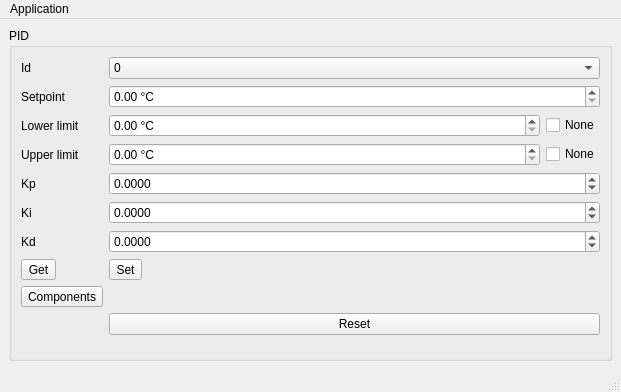
Qt form ControlPanel.ui (BenediktBurger/temperature-controller) before a commit.
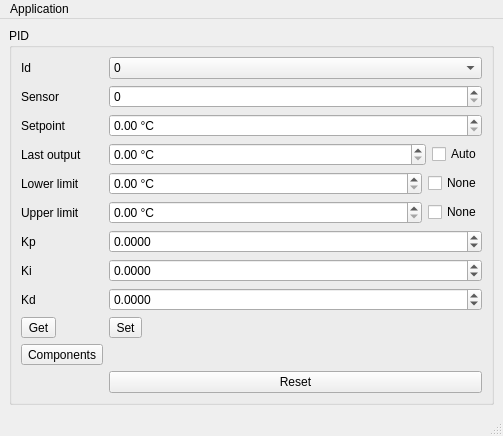
The same form after that commit.

Commit message: Control Panel expanded offering all settings of the pid controller.

Patch:
```diff
--- a/ControlPanel.ui
+++ b/ControlPanel.ui
@@ -6,8 +6,8 @@
    <rect>
     <x>0</x>
     <y>0</y>
-    <width>621</width>
-    <height>392</height>
+    <width>503</width>
+    <height>429</height>
    </rect>
   </property>
   <property name="windowTitle">
@@ -43,13 +43,23 @@
         </widget>
        </item>
        <item row="1" column="0">
+        <widget class="QLabel" name="label_8">
+         <property name="text">
+          <string>Sensor</string>
+         </property>
+        </widget>
+       </item>
+       <item row="1" column="1">
+        <widget class="QSpinBox" name="sbSensor"/>
+       </item>
+       <item row="2" column="0">
         <widget class="QLabel" name="label_5">
          <property name="text">
           <string>Setpoint</string>
          </property>
         </widget>
        </item>
-       <item row="1" column="1">
+       <item row="2" column="1">
         <widget class="QDoubleSpinBox" name="sbSetpoint">
          <property name="suffix">
           <string> °C</string>
@@ -59,14 +69,14 @@
          </property>
         </widget>
        </item>
-       <item row="2" column="0">
+       <item row="5" column="0">
         <widget class="QLabel" name="label_6">
          <property name="text">
           <string>Lower limit</string>
          </property>
         </widget>
        </item>
-       <item row="2" column="1">
+       <item row="5" column="1">
         <widget class="QWidget" name="widget" native="true">
          <layout class="QHBoxLayout" name="horizontalLayout" stretch="1,0">
           <property name="leftMargin">
@@ -98,14 +108,14 @@
          </layout>
         </widget>
        </item>
-       <item row="3" column="0">
+       <item row="6" column="0">
         <widget class="QLabel" name="label_7">
          <property name="text">
           <string>Upper limit</string>
          </property>
         </widget>
        </item>
-       <item row="3" column="1">
+       <item row="6" column="1">
         <widget class="QWidget" name="widget_2" native="true">
          <layout class="QHBoxLayout" name="horizontalLayout_2" stretch="1,0">
           <property name="leftMargin">
@@ -137,14 +147,14 @@
          </layout>
         </widget>
        </item>
-       <item row="4" column="0">
+       <item row="7" column="0">
         <widget class="QLabel" name="label">
          <property name="text">
           <string>Kp</string>
          </property>
         </widget>
        </item>
-       <item row="4" column="1">
+       <item row="7" column="1">
         <widget class="QDoubleSpinBox" name="sbKp">
          <property name="decimals">
           <number>4</number>
@@ -160,14 +170,14 @@
          </property>
         </widget>
        </item>
-       <item row="5" column="0">
+       <item row="8" column="0">
         <widget class="QLabel" name="label_2">
          <property name="text">
           <string>Ki</string>
          </property>
         </widget>
        </item>
-       <item row="5" column="1">
+       <item row="8" column="1">
         <widget class="QDoubleSpinBox" name="sbKi">
          <property name="decimals">
           <number>4</number>
@@ -183,14 +193,14 @@
          </property>
         </widget>
        </item>
-       <item row="6" column="0">
+       <item row="9" column="0">
         <widget class="QLabel" name="label_3">
          <property name="text">
           <string>Kd</string>
          </property>
         </widget>
        </item>
-       <item row="6" column="1">
+       <item row="9" column="1">
         <widget class="QDoubleSpinBox" name="sbKd">
          <property name="decimals">
           <number>4</number>
@@ -206,41 +216,83 @@
          </property>
         </widget>
        </item>
-       <item row="7" column="0">
+       <item row="13" column="0">
         <widget class="QToolButton" name="pbGet">
          <property name="text">
           <string>Get</string>
          </property>
         </widget>
        </item>
-       <item row="7" column="1">
+       <item row="13" column="1">
         <widget class="QToolButton" name="pbSet">
          <property name="text">
           <string>Set</string>
          </property>
         </widget>
        </item>
-       <item row="9" column="1">
-        <widget class="QLabel" name="lbComponents">
-         <property name="text">
-          <string/>
-         </property>
-        </widget>
-       </item>
-       <item row="9" column="0">
+       <item row="15" column="0">
         <widget class="QToolButton" name="pbComponents">
          <property name="text">
           <string>Components</string>
          </property>
         </widget>
        </item>
-       <item row="10" column="1">
-        <widget class="QPushButton" name="pushButton">
+       <item row="15" column="1">
+        <widget class="QLabel" name="lbComponents">
+         <property name="text">
+          <string/>
+         </property>
+        </widget>
+       </item>
+       <item row="16" column="1">
+        <widget class="QPushButton" name="pbReset">
          <property name="text">
           <string>Reset</string>
          </property>
         </widget>
        </item>
+       <item row="4" column="0">
+        <widget class="QLabel" name="label_9">
+         <property name="text">
+          <string>Last output</string>
+         </property>
+        </widget>
+       </item>
+       <item row="4" column="1">
+        <widget class="QWidget" name="widget_3" native="true">
+         <layout class="QHBoxLayout" name="horizontalLayout_3" stretch="1,0">
+          <property name="leftMargin">
+           <number>0</number>
+          </property>
+          <property name="topMargin">
+           <number>0</number>
+          </property>
+          <property name="rightMargin">
+           <number>0</number>
+          </property>
+          <property name="bottomMargin">
+           <number>0</number>
+          </property>
+          <item>
+           <widget class="QDoubleSpinBox" name="sbLastOutput">
+            <property name="suffix">
+             <string> °C</string>
+            </property>
+            <property name="singleStep">
+             <double>0.100000000000000</double>
+            </property>
+           </widget>
+          </item>
+          <item>
+           <widget class="QCheckBox" name="cbAutoMode">
+            <property name="text">
+             <string>Auto</string>
+            </property>
+           </widget>
+          </item>
+         </layout>
+        </widget>
+       </item>
       </layout>
      </widget>
     </item>
@@ -251,7 +303,7 @@
     <rect>
      <x>0</x>
      <y>0</y>
-     <width>621</width>
+     <width>503</width>
      <height>21</height>
     </rect>
    </property>
```
Left out of the diff: 6 changed lines with no effect on the pictures. The commit also changes 1 other file.
